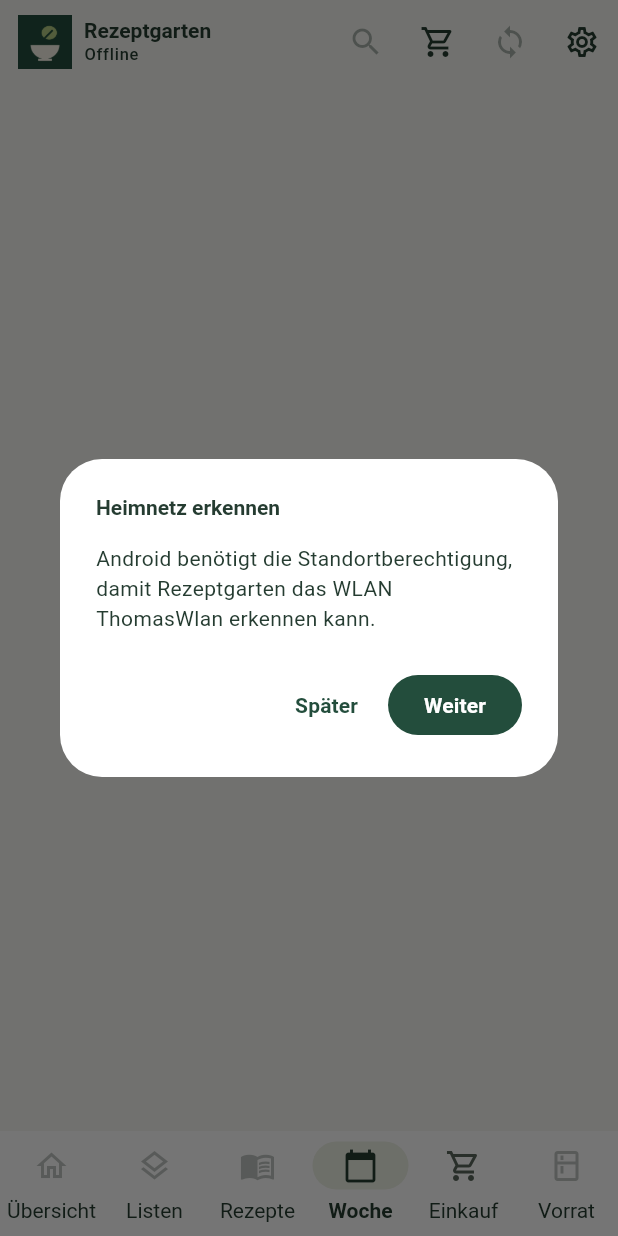
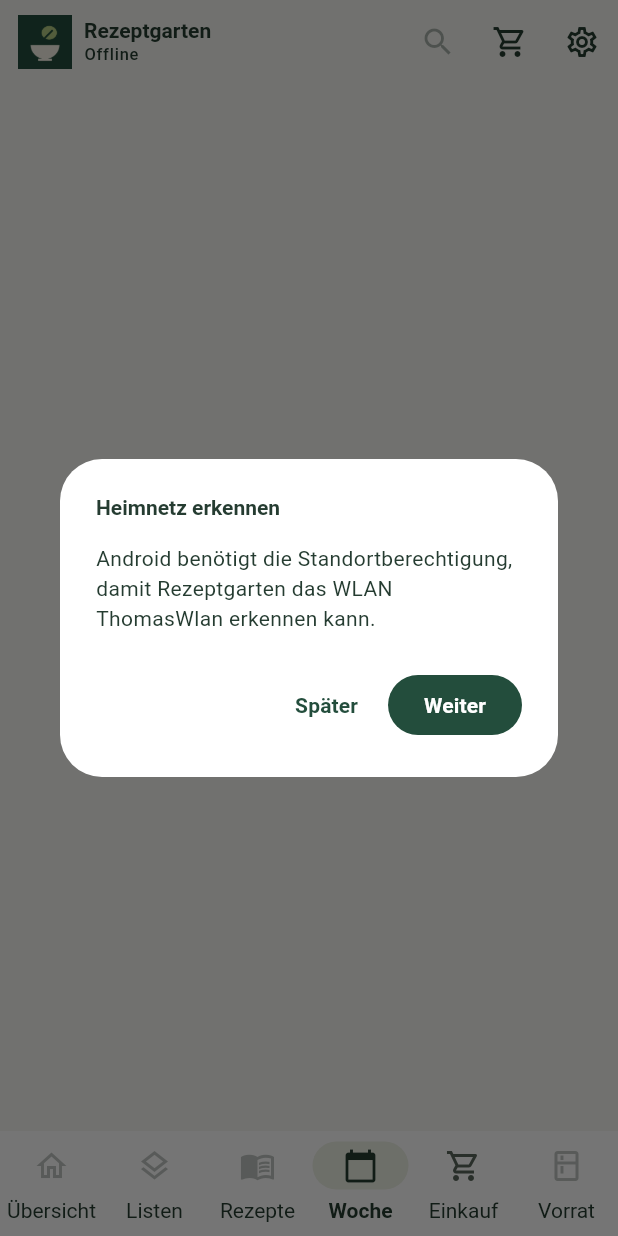
Before and after one commit to flowild/local-cookidoo, a Flutter app: the screen it shows after launch, on a phone screen of 412 x 824 dp. Run offline on Flutter 3.47's test engine with Material 3 defaults, Android fonts, the phone set to English and light mode, and no system bars; our stand-ins replace flutter_secure_storage, material_ui; missing offline and left inert: cryptography, handy_tdlib_next.

Commit message:
Refresh-Knopf aus der Android-Kopfzeile entfernen

```diff
--- a/android-app/lib/home.dart
+++ b/android-app/lib/home.dart
@@ -1317,18 +1317,21 @@ class _RezeptgartenHomeState extends State<RezeptgartenHome>
               child: const Icon(Icons.shopping_cart_outlined),
             ),
           ),
-          IconButton(
-            tooltip: syncRunning ? 'Synchronisierung läuft' : 'Synchronisieren',
-            onPressed: busy || syncPending || syncRunning || !_local
-                ? null
-                : _beginSync,
-            icon: syncPending || syncRunning
-                ? const SizedBox.square(
-                    dimension: 18,
-                    child: CircularProgressIndicator(strokeWidth: 2),
-                  )
-                : const Icon(Icons.sync),
-          ),
+          if (syncPending || syncRunning)
+            const Padding(
+              padding: EdgeInsets.symmetric(horizontal: AppSpacing.related),
+              child: Tooltip(
+                message: 'Synchronisierung läuft',
+                excludeFromSemantics: true,
+                child: SizedBox.square(
+                  dimension: 18,
+                  child: CircularProgressIndicator(
+                    strokeWidth: 2,
+                    semanticsLabel: 'Synchronisierung läuft',
+                  ),
+                ),
+              ),
+            ),
           IconButton(
             tooltip: 'Einstellungen öffnen',
             onPressed: busy ? null : _settings,
```
Also changed, not shown: 4 other files.
